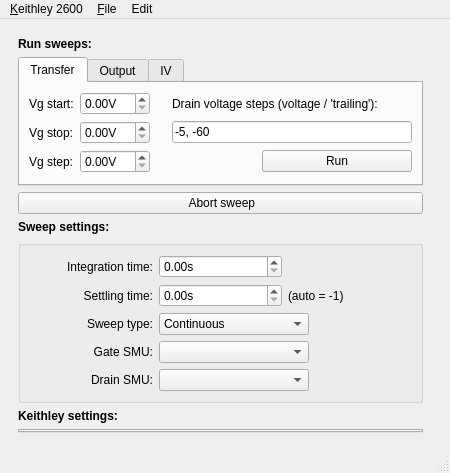
Above: keithleygui/main.ui from OE-FET/keithleygui before the change. Below: the same form after it.
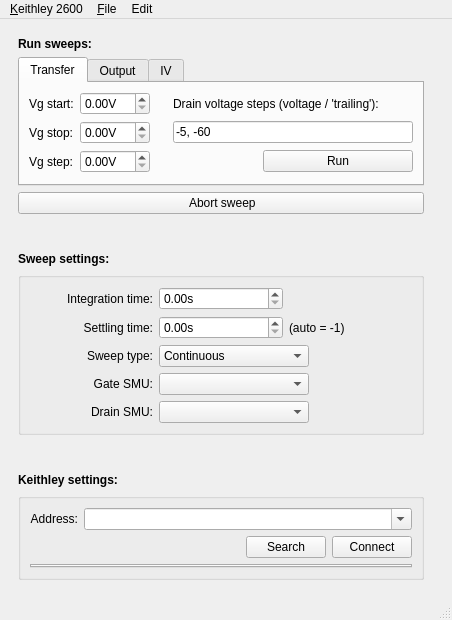
That is the form after the change. Custom widgets are drawn as their Qt base class.

```diff
--- a/keithleygui/main.ui
+++ b/keithleygui/main.ui
@@ -6,8 +6,8 @@
    <rect>
     <x>0</x>
     <y>0</y>
-    <width>450</width>
-    <height>472</height>
+    <width>452</width>
+    <height>620</height>
    </rect>
   </property>
   <property name="windowTitle">
@@ -489,16 +489,6 @@
         </property>
        </widget>
       </item>
-      <item row="8" column="0" colspan="2">
-       <widget class="QTabWidget" name="tabWidgetSettings">
-        <property name="enabled">
-         <bool>true</bool>
-        </property>
-        <property name="currentIndex">
-         <number>-1</number>
-        </property>
-       </widget>
-      </item>
       <item row="5" column="0" colspan="2">
        <widget class="QGroupBox" name="groupBox">
         <property name="title">
@@ -637,6 +627,56 @@
         </layout>
        </widget>
       </item>
+      <item row="8" column="0" colspan="2">
+       <widget class="QGroupBox" name="groupBox_2">
+        <property name="title">
+         <string/>
+        </property>
+        <layout class="QGridLayout" name="gridLayout_4">
+         <item row="3" column="0" colspan="6">
+          <widget class="QTabWidget" name="tabWidgetSettings">
+           <property name="enabled">
+            <bool>true</bool>
+           </property>
+           <property name="currentIndex">
+            <number>-1</number>
+           </property>
+          </widget>
+         </item>
+         <item row="0" column="0">
+          <widget class="QLabel" name="label_2">
+           <property name="text">
+            <string>Address:</string>
+           </property>
+           <property name="alignment">
+            <set>Qt::AlignRight|Qt::AlignTrailing|Qt::AlignVCenter</set>
+           </property>
+          </widget>
+         </item>
+         <item row="0" column="1" colspan="5">
+          <widget class="QComboBox" name="comboBoxAddress">
+           <property name="editable">
+            <bool>true</bool>
+           </property>
+          </widget>
+         </item>
+         <item row="2" column="5">
+          <widget class="QPushButton" name="pushButtonConnect">
+           <property name="text">
+            <string>Connect</string>
+           </property>
+          </widget>
+         </item>
+         <item row="2" column="4">
+          <widget class="QPushButton" name="pushButtonSearch">
+           <property name="text">
+            <string>Search</string>
+           </property>
+          </widget>
+         </item>
+        </layout>
+       </widget>
+      </item>
      </layout>
     </item>
     <item>
@@ -666,8 +706,8 @@
     <rect>
      <x>0</x>
      <y>0</y>
-     <width>450</width>
-     <height>19</height>
+     <width>452</width>
+     <height>20</height>
     </rect>
    </property>
    <widget class="QMenu" name="menu_Keithley_2600">
```
